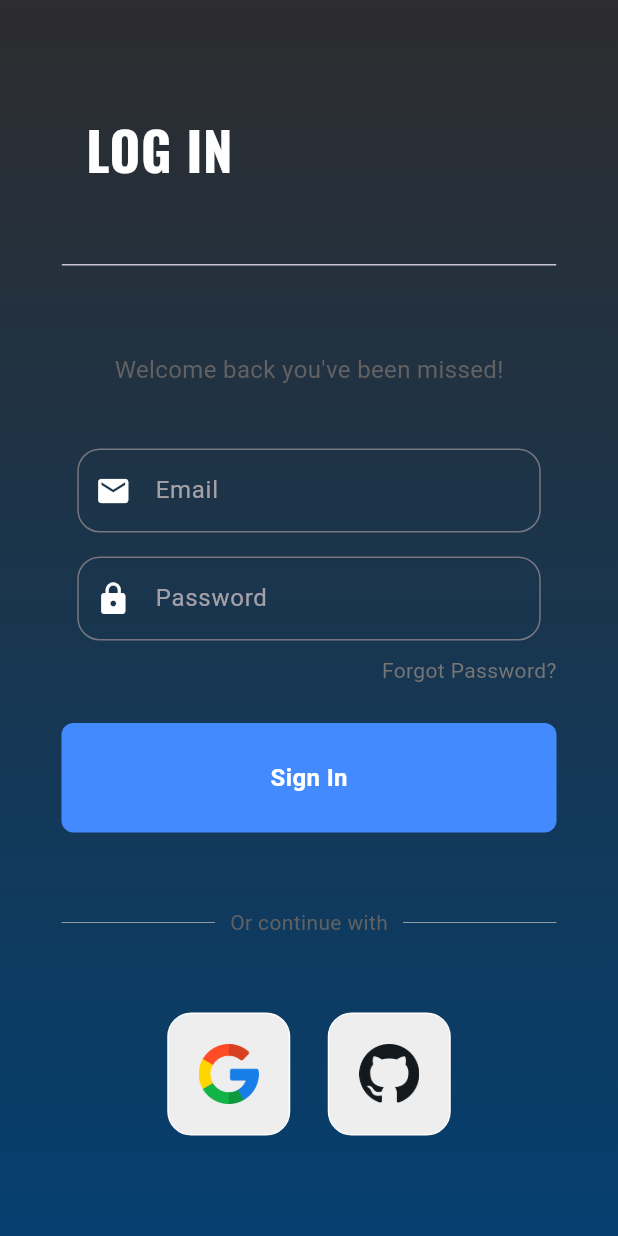
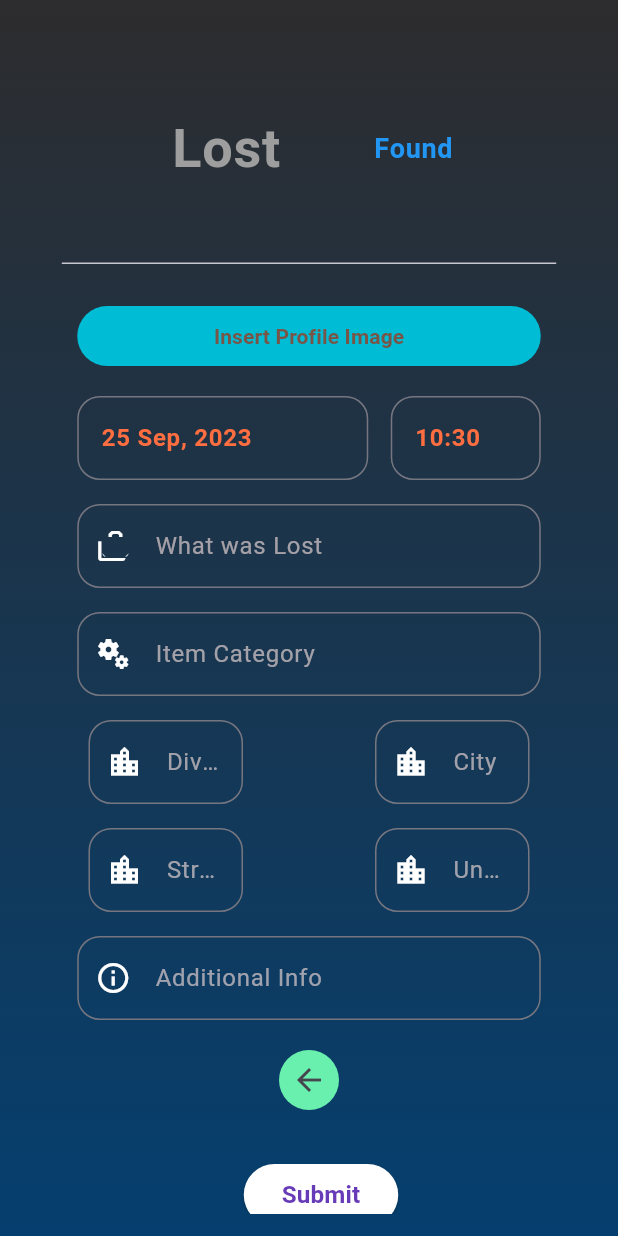
Before and after one commit to Md-Kais/retrieve_me, a Flutter app: the screen it shows after launch, after a tap on "Sign In", on a phone screen of 412 x 824 dp. Run offline on Flutter 3.47's test engine with Material 2 defaults, Android fonts, the phone set to English and light mode, and no system bars; drawn by our look-alikes of date_time_picker; our stand-ins replace firebase_auth, firebase_core, google_fonts, image_picker; missing offline and left inert: dart:js, dart:js_util; accounts and stored records are empty.

Commit message:
Temporary post lost and found item pages

```diff
--- a/lib/pages/login.dart
+++ b/lib/pages/login.dart
@@ -1,3 +1,5 @@
+import 'dart:js';
+
 import 'package:firebase_core/firebase_core.dart';
 import 'package:flutter/material.dart';
 import 'package:google_fonts/google_fonts.dart';
@@ -5,6 +7,7 @@ import 'package:retrieve_me/Components/my_button.dart';
 import 'package:retrieve_me/Components/my_textfield.dart';
 import 'package:retrieve_me/Components/square_tile.dart';
 import 'package:retrieve_me/firebase_options.dart';
+import 'package:retrieve_me/pages/postLostItem.dart';
 import 'package:retrieve_me/pages/registration.dart';
 
 class LoginPage extends StatelessWidget {
@@ -14,7 +17,13 @@ class LoginPage extends StatelessWidget {
   TextEditingController emailController = TextEditingController();
   TextEditingController passwordController = TextEditingController();
   // sign user in method
-  void signUserIn() {}
+  Future<void> signUserIn(BuildContext context) async {
+    Navigator.of(context).push(
+      MaterialPageRoute(
+        builder: (context) => PostLostItemPage(),
+      ),
+    );
+  }
 
   @override
   Widget build(BuildContext context) {
@@ -113,7 +122,9 @@ class LoginPage extends StatelessWidget {
 
                       // sign in button
                       MyButton(
-                        onTap: signUserIn,
+                        onTap: (){
+                              signUserIn(context);
+                              }
                           ),
 
                           SizedBox(height: 50), // Removed 'const'
@@ -138,7 +149,8 @@ class LoginPage extends StatelessWidget {
                           ),
                           ),
                           Expanded(
-                              child: Divider(
+                          child: Divider
+                        (
                                 thickness: 0.5,
                                 color: Colors.grey[400],
                               ),
--- /dev/null
+++ b/lib/pages/postLostItem.dart
@@ -0,0 +1,306 @@
+import 'dart:math';
+
+import 'package:flutter/material.dart';
+import 'package:firebase_core/firebase_core.dart';
+import 'package:firebase_auth/firebase_auth.dart';
+import 'package:flutter/services.dart';
+import 'package:retrieve_me/pages/login.dart';
+import 'package:image_picker/image_picker.dart';
+import 'package:google_fonts/google_fonts.dart';
+import 'package:date_time_picker/date_time_picker.dart';
+import 'package:retrieve_me/pages/postFoundItem.dart';
+import '../Components/my_textfield.dart';
+import '../firebase_options.dart';
+
+class ScaleSize {
+  static double textScaleFactor(BuildContext context, {double maxTextScaleFactor = 2}) {
+    final width = MediaQuery.of(context).size.width;
+    double val = (width / 1400) * maxTextScaleFactor;
+    return max(1, min(val, maxTextScaleFactor));
+  }
+}
+
+class PostLostItemPage extends StatefulWidget {
+  @override
+  State<PostLostItemPage> createState() =>
+      _PostLostItemPageState();
+}
+
+class _PostLostItemPageState extends State<PostLostItemPage> {
+  XFile? selectedImage;
+  TextEditingController whatWasLost = TextEditingController();
+  TextEditingController itemCategory = TextEditingController();
+  TextEditingController additionalInfo = TextEditingController();
+  TextEditingController cityController = TextEditingController();
+  TextEditingController divisionController = TextEditingController();
+  TextEditingController unionVillageController = TextEditingController();
+  TextEditingController streetHouseController = TextEditingController();
+
+  void _insertImage() async {
+    final selector = ImagePicker();
+    final selectedFile = await selector.pickImage(source: ImageSource.gallery);
+
+    if (selectedFile != null) {
+      setState(() {
+        selectedImage = selectedFile;
+      });
+    }
+  }
+
+  @override
+  Widget build(BuildContext context) {
+    return Scaffold(
+      body: FutureBuilder(
+          future: Firebase.initializeApp(
+            options: DefaultFirebaseOptions.currentPlatform,
+          ),
+              builder: (context, snapshot){
+              return Container(
+                decoration: const BoxDecoration(
+                  gradient: LinearGradient(
+                    colors: [
+                      Color.fromARGB(255, 45, 44, 46),
+                      Color.fromARGB(255, 5, 63, 111)
+                    ],
+                  begin: Alignment.topCenter,
+                  end: Alignment.bottomCenter,
+                  ),
+                ),
+                child: Center(
+                  child: Padding(padding: const EdgeInsets.all(15.0),
+                    child: SingleChildScrollView(
+                      child: Column(
+                      children: [
+                      Container(
+                      width: MediaQuery.of(context).size.width * 0.8,
+                      child: DrawerHeader(
+                        child: Row(
+                            mainAxisAlignment: MainAxisAlignment.spaceEvenly,
+                            children: [
+                              GestureDetector(
+                                child: Text(
+                                  ' Lost ',
+                                  textScaleFactor: ScaleSize.textScaleFactor(context),
+                                  style: TextStyle(
+                                    color: Colors.grey,
+                                    fontWeight: FontWeight.bold,
+                                    fontSize: Checkbox.width * 2,
+                                  ),
+                                ),
+                              ),
+                              GestureDetector(
+                                onTap: () {
+                                  Navigator.of(context).push(
+                                    MaterialPageRoute(
+                                      builder: (context) => PostFoundItemPage(),
+                                    ),
+                                  );
+                                },
+                                child: Text(
+                                  ' Found ',
+                                  textScaleFactor: ScaleSize.textScaleFactor(context),
+                                  style: TextStyle(
+                                    color: Colors.blue,
+                                    fontWeight: FontWeight.bold,
+                                    fontSize: Checkbox.width * 1,
+                                  ),
+                                ),
+                              )
+                            ],
+                          ),
+                        )
+                      ),
+                      // Lost/Found radio button group
+
+                    const SizedBox(height: 16),
+                      Container(
+                        width: MediaQuery.of(context).size.width * 0.75,
+                          child: TextButton(
+                          onPressed: _insertImage,
+                          style: TextButton.styleFrom(
+                          backgroundColor: Colors.cyan,
+                          shadowColor: Colors.green,
+                        ),
+                      child: const Text('Insert Profile Image', style: TextStyle(
+                            color: Colors.brown,
+                            fontWeight: FontWeight.bold,
+                          )
+                        ),
+                      ),
+                      ),
+                    const SizedBox(height: 16),
+                      Container(
+                        width: MediaQuery.of(context).size.width * 0.75,
+                        child: Align(
+                          alignment: Alignment.center,
+                          child: DateTimePicker(
+                            // timeFieldWidth: MediaQuery.of(context).size.width * 0.35,
+                            type: DateTimePickerType.dateTimeSeparate,
+                            dateMask: 'd MMM, yyyy',
+                            initialValue: DateTime.now().toString(),
+                            firstDate: DateTime(2000),
+                            lastDate: DateTime(2099),
+                            icon: Icon(Icons.date_range_sharp),
+                            dateLabelText: 'Date',
+                            style: TextStyle(color: Colors.deepOrangeAccent,
+                              fontWeight: FontWeight.bold,),
+                            timeLabelText: "Hour",
+                            selectableDayPredicate: (date){
+                              return true;
+                            },
+                            onSaved: (value) => {print(value)
+                            },
+                            decoration: InputDecoration(
+                              border: OutlineInputBorder(
+                                borderSide: BorderSide(
+                                  color: Color.fromARGB(255, 156, 178, 197), // Border color
+                                ),
+                                borderRadius: BorderRadius.all(
+                                  Radius.circular(15.0), // Border radius
+                                ),
+                              ),
+                            )
+                            ,
+                          ),
+                        )
+                      ),
+
+                      const SizedBox(height: 16),
+                      MyTextField(
+                      controller: whatWasLost,
+                      hintText: '',
+                      obscureText: false,
+                      prefixIcon: Icons.cases,
+                      labelText: 'What was Lost',
+                      keyboardType: TextInputType.text,
+                      ),
+                      const SizedBox(height: 16),
+                      MyTextField(
+                      controller: itemCategory,
+                      hintText: 'Mobile',
+                      obscureText: false,
+                      prefixIcon: Icons.miscellaneous_services,
+                      labelText: 'Item Category',
+                      keyboardType: TextInputType.emailAddress,
+                      ),
+                        const SizedBox(height: 16),
+                        Row(
+                          mainAxisAlignment: MainAxisAlignment.spaceAround,
+                          children: [
+                            // City
+                            Container(
+                              width: MediaQuery.of(context).size.width * 0.25,
+                              child: MyTextField(
+                                controller: divisionController,
+                                hintText: 'Chittagong',
+                                obscureText: false,
+                                prefixIcon: Icons.location_city,
+                                labelText: 'Division',
+                                keyboardType: TextInputType.streetAddress,
+                                inputFormatters: [
+                                  FilteringTextInputFormatter.allow(RegExp(r'[a-zA-Z. ]'))
+                                ],
+                              ),
+                            ),
+                            Container(
+                              width: MediaQuery.of(context).size.width * 0.25,
+                              child: MyTextField(
+                                controller: cityController,
+                                hintText: 'Hathazari',
+                                obscureText: false,
+                                prefixIcon: Icons.location_city,
+                                labelText: 'City',
+                                keyboardType: TextInputType.streetAddress,
+                                inputFormatters: [
+                                  FilteringTextInputFormatter.allow(RegExp(r'[a-zA-Z. ]'))
+                                ],
+                              ),
+                            )
+                          ],
+                        ),
+                        const SizedBox(height: 16),
+                        Row(
+                          mainAxisAlignment: MainAxisAlignment.spaceAround,
+                          children: [
+                            // City
+                            Container(
+                              width: MediaQuery.of(context).size.width * 0.25,
+                              child: MyTextField(
+                                controller: streetHouseController,
+                                hintText: 'Road no: 3, House no: 7',
+                                obscureText: false,
+                                prefixIcon: Icons.location_city,
+                                labelText: 'Street/House No.',
+                                keyboardType: TextInputType.streetAddress,
+                              ),
+                            ),
+                            Container(
+                              width: MediaQuery.of(context).size.width * 0.25,
+                              child: MyTextField(
+                                controller: unionVillageController,
+                                hintText: 'Fatikchhari',
+                                obscureText: false,
+                                prefixIcon: Icons.location_city,
+                                labelText: 'Union/Village',
+                                keyboardType: TextInputType.streetAddress,
+                              ),
+                            )
+                          ],
+                        ),
+                      const SizedBox(height: 16),
+                        MyTextField(
+                          controller: additionalInfo,
+                          hintText: 'Context and description of item',
+                          obscureText: false,
+                          prefixIcon: Icons.info_outlined,
+                          labelText: 'Additional Info',
+                          keyboardType: TextInputType.text,
+                        ),
+                        const SizedBox(height: 16),
+
+                      BackButton(
+                        onPressed:() => Navigator.of(context).push(
+                          MaterialPageRoute(
+                            builder: (context) => LoginPage(),
+                          ),
+                        ),
+                          style:  ElevatedButton.styleFrom(
+                        backgroundColor: Colors.greenAccent,
+                      )),
+                        const SizedBox(height: 32),
+                        Row(
+                          mainAxisAlignment: MainAxisAlignment.center,
+                          children: [
+                            const SizedBox(width: 16),
+                            SizedBox(
+                              height: MediaQuery.of(context).size.height * 0.05,
+                              width: MediaQuery.of(context).size.width * 0.250,
+                              child: ElevatedButton(
+                                onPressed: () => {},
+                                style: ElevatedButton.styleFrom(
+                                  backgroundColor: Colors.white,
+                                  // splashFactory: InkRipple.splashFactory,
+                                ),
+                                child: const Text('Submit', style: TextStyle(
+                                  color: Colors.deepPurple,
+                                  fontWeight: FontWeight.bold,
+                                  fontSize: Checkbox.width * 0.90,
+                                ),
+                                ),
+                              ),
+                            ),
+                          ],
+                        ),
+
+                    ]
+                ),
+               ),
+              ),
+      ),
+            // },
+          );
+              }
+      ),
+    );
+  }
+}
--- a/pubspec.yaml
+++ b/pubspec.yaml
@@ -34,6 +34,7 @@ dependencies:
 
   # The following adds the Cupertino Icons font to your application.
   # Use with the CupertinoIcons class for iOS style icons.
+  date_time_picker: ^2.1.0
   cupertino_icons: ^1.0.2
   firebase_core: ^2.15.0
   firebase_auth: ^4.7.2
```
Also changed, not shown: lib/pages/postFoundItem.dart (added, +285 -0 lines), pubspec.lock. Lines whose indentation alone changed are shown as unchanged.
